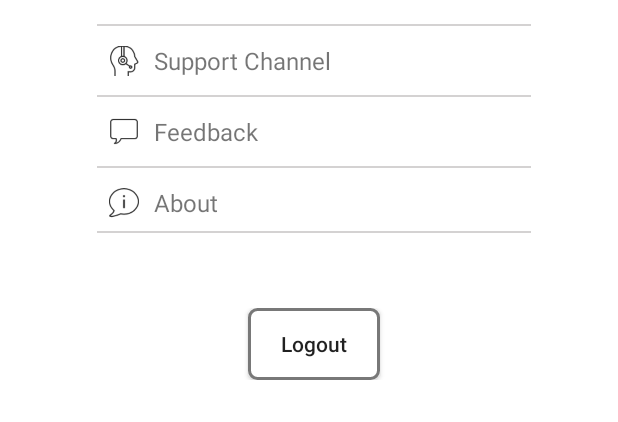
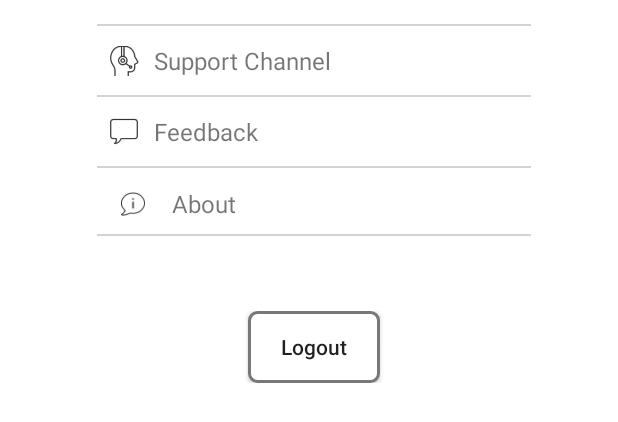
Before and after one commit to CodeForAfrica/CitizenReporter.Android, an Android app: the layout fragment_settings.xml on its own in the app's theme, with its tools: preview values and no code run, on a phone screen of 412 x 824 dp. Shown: the top 422 px of the screen. Run offline under Robolectric (Android 15) with nearby library versions, the light colour scheme and no system bars.

Commit message:
Add about icons for all screen sizes

```diff
--- a/app/src/main/res/layout/activity_about.xml
+++ b/app/src/main/res/layout/activity_about.xml
@@ -12,7 +12,6 @@
         android:layout_width="match_parent"
         android:layout_height="fill_parent"
         android:orientation="vertical"
-
         >
 
         <!-- TODO: Update blank fragment layout -->
--- a/app/src/main/res/layout/fragment_settings.xml
+++ b/app/src/main/res/layout/fragment_settings.xml
@@ -109,10 +109,10 @@
         tools:layout_editor_absoluteY="8dp">
 
       <ImageView
-          android:layout_width="30dp"
-          android:layout_height="30dp"
+          android:layout_width="wrap_content"
+          android:layout_height="wrap_content"
           android:paddingEnd="10dp"
-          android:src="@drawable/ic_about_50" />
+          android:src="@drawable/ic_ic_about_50" />
 
       <TextView
           android:id="@+id/about_menu_item"
```
Also changed, not shown: app/src/main/res/drawable-hdpi/ic_ic_about_50.png (added), app/src/main/res/drawable-hdpi/ic_icons8_support_96.png (added), app/src/main/res/drawable-mdpi/ic_ic_about_50.png (added), app/src/main/res/drawable-mdpi/ic_icons8_support_96.png (added), app/src/main/res/drawable-xhdpi/ic_ic_about_50.png (added), app/src/main/res/drawable-xhdpi/ic_icons8_support_96.png (added), app/src/main/res/drawable-xxhdpi/ic_ic_about_50.png (added), app/src/main/res/drawable-xxhdpi/ic_icons8_support_96.png (added), app/src/main/res/drawable-xxxhdpi/ic_ic_about_50.png (added), app/src/main/res/drawable-xxxhdpi/ic_icons8_support_96.png (added), app/src/main/res/drawable/ic_about_50_.png (renamed from app/src/main/res/drawable/ic_about_50.png).
